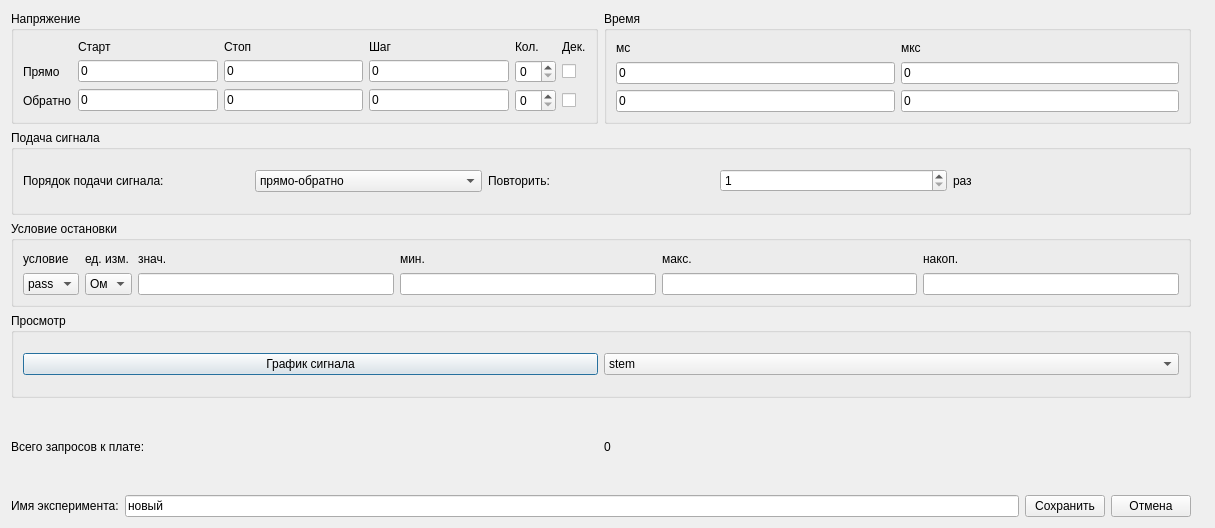
This is gui/uies/signal.ui in neurocomputer/MemriBoard as Qt 5 draws it before an edit. The edited form follows.
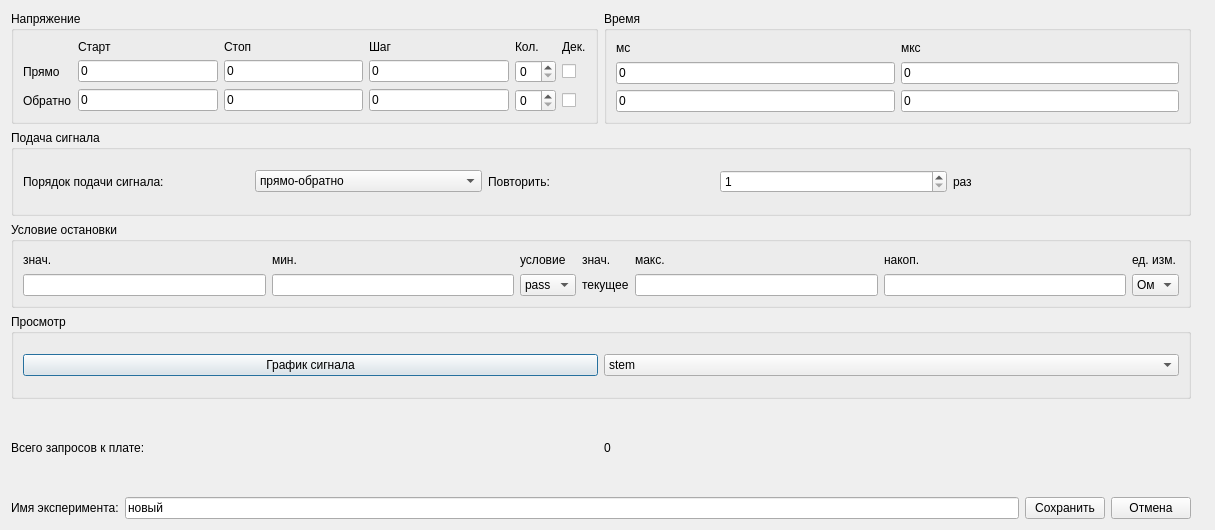
This is the edited form. Icons and pictures are not drawn.

Diff of the .ui file:
```diff
--- a/gui/uies/signal.ui
+++ b/gui/uies/signal.ui
@@ -7,7 +7,7 @@
     <x>0</x>
     <y>0</y>
     <width>1215</width>
-    <height>528</height>
+    <height>530</height>
    </rect>
   </property>
   <property name="windowTitle">
@@ -275,28 +275,69 @@
              <layout class="QVBoxLayout" name="verticalLayout_5">
               <item>
                <layout class="QGridLayout" name="gridLayout_3">
-                <item row="0" column="3">
+                <item row="0" column="0">
+                 <widget class="QLabel" name="shutdown_value_label">
+                  <property name="text">
+                   <string>знач.</string>
+                  </property>
+                 </widget>
+                </item>
+                <item row="0" column="1">
                  <widget class="QLabel" name="shutdown_min_label">
                   <property name="text">
                    <string>мин.</string>
                   </property>
                  </widget>
                 </item>
-                <item row="0" column="0">
+                <item row="0" column="2">
                  <widget class="QLabel" name="label_12">
                   <property name="text">
                    <string>условие</string>
                   </property>
                  </widget>
                 </item>
-                <item row="2" column="5">
-                 <widget class="QLineEdit" name="shutdown_enc"/>
+                <item row="0" column="3">
+                 <widget class="QLabel" name="label_15">
+                  <property name="text">
+                   <string>знач.</string>
+                  </property>
+                 </widget>
                 </item>
-                <item row="2" column="4">
-                 <widget class="QLineEdit" name="shutdown_max"/>
+                <item row="0" column="4">
+                 <widget class="QLabel" name="shutdown_max_label">
+                  <property name="text">
+                   <string>макс.</string>
+                  </property>
+                 </widget>
                 </item>
-                <item row="2" column="0">
+                <item row="0" column="5">
+                 <widget class="QLabel" name="shutdown_enc_label">
+                  <property name="text">
+                   <string>накоп.</string>
+                  </property>
+                 </widget>
+                </item>
+                <item row="0" column="6">
+                 <widget class="QLabel" name="terminator_measure_combobox_label">
+                  <property name="text">
+                   <string>ед. изм.</string>
+                  </property>
+                 </widget>
+                </item>
+                <item row="1" column="0">
+                 <widget class="QLineEdit" name="shutdown_value"/>
+                </item>
+                <item row="1" column="1">
+                 <widget class="QLineEdit" name="shutdown_min"/>
+                </item>
+                <item row="1" column="2">
                  <widget class="QComboBox" name="terminator_combobox">
+                  <property name="sizePolicy">
+                   <sizepolicy hsizetype="Preferred" vsizetype="Fixed">
+                    <horstretch>0</horstretch>
+                    <verstretch>0</verstretch>
+                   </sizepolicy>
+                  </property>
                   <item>
                    <property name="text">
                     <string>pass</string>
@@ -329,17 +370,20 @@
                   </item>
                  </widget>
                 </item>
-                <item row="2" column="3">
-                 <widget class="QLineEdit" name="shutdown_min"/>
-                </item>
-                <item row="0" column="1">
-                 <widget class="QLabel" name="terminator_measure_combobox_label">
+                <item row="1" column="3">
+                 <widget class="QLabel" name="label_17">
                   <property name="text">
-                   <string>ед. изм.</string>
+                   <string>текущее</string>
                   </property>
                  </widget>
                 </item>
-                <item row="2" column="1">
+                <item row="1" column="4">
+                 <widget class="QLineEdit" name="shutdown_max"/>
+                </item>
+                <item row="1" column="5">
+                 <widget class="QLineEdit" name="shutdown_enc"/>
+                </item>
+                <item row="1" column="6">
                  <widget class="QComboBox" name="terminator_measure_combobox">
                   <item>
                    <property name="text">
@@ -348,30 +392,6 @@
                   </item>
                  </widget>
                 </item>
-                <item row="0" column="4">
-                 <widget class="QLabel" name="shutdown_max_label">
-                  <property name="text">
-                   <string>макс.</string>
-                  </property>
-                 </widget>
-                </item>
-                <item row="0" column="5">
-                 <widget class="QLabel" name="shutdown_enc_label">
-                  <property name="text">
-                   <string>накоп.</string>
-                  </property>
-                 </widget>
-                </item>
-                <item row="0" column="2">
-                 <widget class="QLabel" name="shutdown_value_label">
-                  <property name="text">
-                   <string>знач.</string>
-                  </property>
-                 </widget>
-                </item>
-                <item row="2" column="2">
-                 <widget class="QLineEdit" name="shutdown_value"/>
-                </item>
                </layout>
               </item>
              </layout>
```
